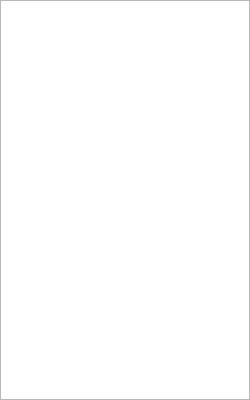
Above: src/desktop/widgets/groupbrowserwidget.ui from petroules/silverlock before the change. Below: the same form after it.
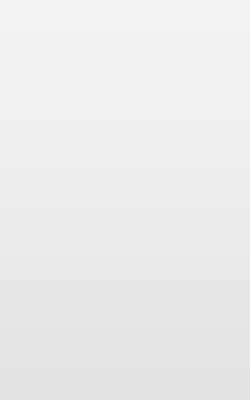
That is the form after the change.

What changed in the file:
```diff
--- a/src/desktop/widgets/groupbrowserwidget.ui
+++ b/src/desktop/widgets/groupbrowserwidget.ui
@@ -25,6 +25,18 @@
      <property name="contextMenuPolicy">
       <enum>Qt::CustomContextMenu</enum>
      </property>
+     <property name="styleSheet">
+      <string notr="true">#treeBrowser
+{
+	background: qlineargradient(spread:pad, x1:0, y1:0, x2:0, y2:1, stop:0 #f5f5f5, stop:1 #e3e3e3);
+	border: 0;
+}
+
+#MainWindow:focus #treeBrowser
+{
+	background: qlineargradient(spread:pad, x1:0, y1:0, x2:0, y2:1, stop:0 #e6eaef, stop:1 #d1d8e4);
+}</string>
+     </property>
      <property name="selectionMode">
       <enum>QAbstractItemView::ExtendedSelection</enum>
      </property>
```
